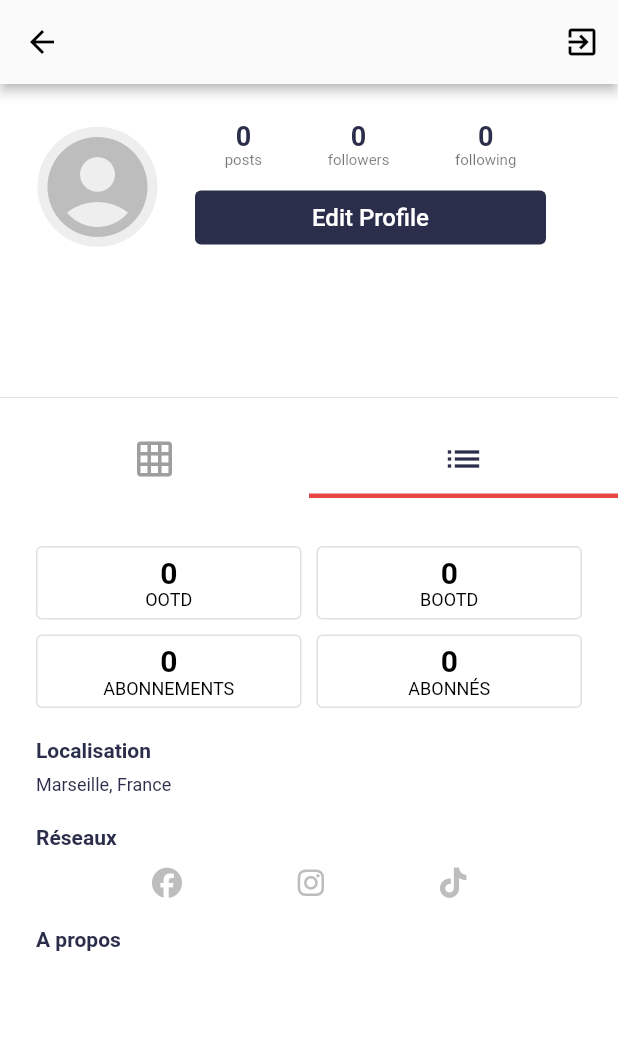
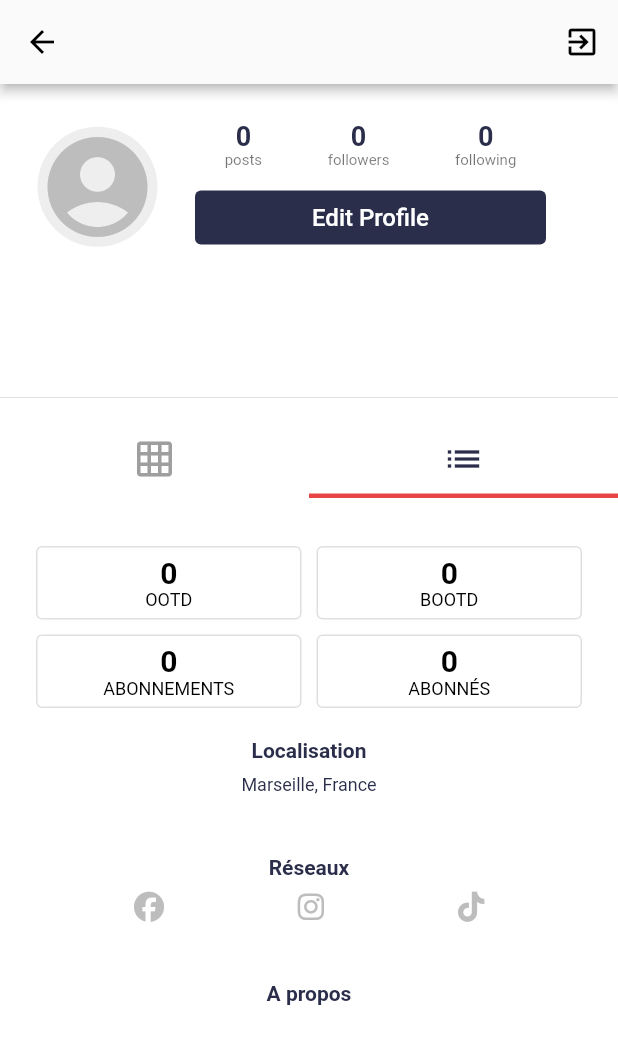
Before and after one commit to Climarxt/BOOTD, a Flutter app: the ProfileScreen screen opened directly, tab 2 chosen, on a phone screen of 412 x 824 dp. Shown: the top 1044 px of the screen. Run offline on Flutter 3.47's test engine with Material 2 defaults, Android fonts, the phone set to English and light mode, and no system bars; our stand-ins replace bloc, cached_network_image, cloud_firestore, equatable, firebase_auth, firebase_core and 10 more; missing offline and left inert: enum_to_string, firebase_helpers; accounts and stored records are empty; network calls fail; Roboto replaces fonts that are missing (Optima); project files that could hold a hidden picture were left out.

Commit message:
Fix - Persistant Profile Gridview - Notif message

```diff
--- a/lib/screens/notifications/widgets/notification_tile.dart
+++ b/lib/screens/notifications/widgets/notification_tile.dart
@@ -55,7 +55,7 @@ class NotificationTile extends StatelessWidget {
   String _getText(Notif notification) {
     switch (notification.type) {
       case NotifType.like:
-        return 'a aimé votre message.';
+        return 'a aimé votre post.';
       case NotifType.comment:
         return 'a commenté votre post.';
       case NotifType.follow:
--- a/lib/screens/profile/profile_screen.dart
+++ b/lib/screens/profile/profile_screen.dart
@@ -47,6 +47,8 @@ class ProfileScreen extends StatefulWidget {
 class _ProfileScreenState extends State<ProfileScreen>
     with SingleTickerProviderStateMixin {
   late TabController _tabController;
+  int _currentIndex = 0;
+
   @override
   void initState() {
     super.initState();
@@ -69,9 +71,19 @@ class _ProfileScreenState extends State<ProfileScreen>
           );
         }
         if (state.status == ProfileStatus.loaded) {
-          return Scaffold(
-              appBar: AppBar(
-                // systemOverlayStyle: SystemUiOverlayStyle.light,
+          return Scaffold(appBar: _buildAppBar(state), body: _buildBody(state));
+        } else {
+          return const Text(
+            'Something went wrong.',
+            style: TextStyle(color: white),
+          );
+        }
+      },
+    );
+  }
+
+  AppBar _buildAppBar(ProfileState state) {
+    return AppBar(
       backgroundColor: mobileBackgroundColor,
       iconTheme: const IconThemeData(
         color: black,
@@ -82,8 +94,13 @@ class _ProfileScreenState extends State<ProfileScreen>
         state.user.username,
         style: const TextStyle(color: black),
       ),
-                actions: [
-                  if (state.isCurrentUser)
+      actions: _buildAppBarActions(state),
+    );
+  }
+
+  List<Widget> _buildAppBarActions(ProfileState state) {
+    if (state.isCurrentUser) {
+      return [
         IconButton(
           icon: const Icon(Icons.exit_to_app),
           onPressed: () {
@@ -92,17 +109,9 @@ class _ProfileScreenState extends State<ProfileScreen>
                 .pushReplacementNamed(LoginScreen.routeName);
           },
         ),
-                ],
-              ),
-              body: _buildBody(state));
-        } else {
-          return const Text(
-            'Something went wrong.',
-            style: TextStyle(color: white),
-          );
+      ];
     }
-      },
-    );
+    return [];
   }
 
   Widget _buildBody(ProfileState state) {
@@ -118,8 +127,17 @@ class _ProfileScreenState extends State<ProfileScreen>
           },
           child: CustomScrollView(
             slivers: [
-              SliverToBoxAdapter(
-                child: Column(
+              SliverToBoxAdapter(child: _buildProfileInfo(state)),
+              SliverToBoxAdapter(child: _buildTabBar(context, state)),
+              SliverFillRemaining(child: _buildIndexedStack(context, state)),
+            ],
+          ),
+        );
+    }
+  }
+
+  Widget _buildProfileInfo(ProfileState state) {
+    return Column(
       children: [
         Padding(
           padding: const EdgeInsets.fromLTRB(24.0, 24.0, 24.0, 0),
@@ -150,10 +168,11 @@ class _ProfileScreenState extends State<ProfileScreen>
           ),
         ),
       ],
-                ),
-              ),
-              SliverToBoxAdapter(
-                child: TabBar(
+    );
+  }
+
+  Widget _buildTabBar(BuildContext context, ProfileState state) {
+    return TabBar(
       controller: _tabController,
       labelColor: Theme.of(context).primaryColor,
       unselectedLabelColor: Colors.grey,
@@ -162,28 +181,41 @@ class _ProfileScreenState extends State<ProfileScreen>
         Tab(icon: Icon(Icons.list, size: 28.0)),
       ],
       indicatorWeight: 3.0,
-                  onTap: (i) => context
+      onTap: (i) {
+        setState(() {
+          _currentIndex = i;
+        });
+        context
             .read<ProfileBloc>()
-                      .add(ProfileToggleGridView(isGridView: i == 0)),
+            .add(ProfileToggleGridView(isGridView: i == 0));
+      },
+    );
+  }
+
+  Widget _buildIndexedStack(BuildContext context, ProfileState state) {
+    return Container(
+      child: IndexedStack(
+        index: _currentIndex,
+        children: [
+          _buildGridView(context, state),
+          _buildListView(context, state),
+        ],
       ),
-              ),
-              state.isGridView
-                  ? SliverGrid(
-                      gridDelegate:
-                          const SliverGridDelegateWithFixedCrossAxisCount(
+    );
+  }
+
+  Widget _buildGridView(BuildContext context, ProfileState state) {
+    return SingleChildScrollView(
+      child: GridView.builder(
+        gridDelegate: const SliverGridDelegateWithFixedCrossAxisCount(
           crossAxisCount: 3,
           mainAxisSpacing: 2.0,
           crossAxisSpacing: 2.0,
         ),
-                      delegate: SliverChildBuilderDelegate(
-                        (context, index) {
+        itemBuilder: (context, index) {
           final post = state.posts[index];
           return GestureDetector(
             onTap: () {},
-                            //  => Navigator.of(context).pushNamed(
-                            //   CommentsScreen.routeName,
-                            //   arguments: CommentsScreenArgs(post: post!),
-                            // ),
             child: CachedNetworkImage(
               fadeInDuration: const Duration(microseconds: 0),
               fadeOutDuration: const Duration(microseconds: 0),
@@ -194,68 +226,63 @@ class _ProfileScreenState extends State<ProfileScreen>
             ),
           );
         },
-                        childCount: state.posts.length,
+        itemCount: state.posts.length,
+        shrinkWrap: true,
+        physics: NeverScrollableScrollPhysics(),
       ),
-                    )
-                  : SliverToBoxAdapter(
+    );
+  }
+
+  Widget _buildListView(BuildContext context, ProfileState state) {
+    return SingleChildScrollView(
       child: Column(
         children: [
-                          Padding(
-                            padding:
-                                const EdgeInsets.fromLTRB(24.0, 32.0, 24.0, 0),
-                            child: ListView(
-                              physics: NeverScrollableScrollPhysics(),
-                              shrinkWrap: true,
-                              children: [
-                                // 4 buttons
-                                Column(
+          _buildButtonsSection(state),
+          _buildLocationSection(),
+          _buildSocialNetworksSection(),
+          _buildAboutSection(state),
+        ],
+      ),
+    );
+  }
+
+  Widget _buildButtonsSection(ProfileState state) {
+    return Padding(
+      padding: const EdgeInsets.fromLTRB(24.0, 32.0, 24.0, 0),
+      child: Column(
         mainAxisAlignment: MainAxisAlignment.center,
         children: [
-                                    Row(
-                                      mainAxisAlignment:
-                                          MainAxisAlignment.spaceAround,
+          _buildTwoButtons(state.posts.length, "OOTD", 0, "BOOTD"),
+          const SizedBox(
+            height: 10,
+          ),
+          _buildTwoButtons(state.user.following, "ABONNEMENTS", state.user.followers, "ABONNÉS"),
+        ],
+      ),
+    );
+  }
+
+  Widget _buildTwoButtons(int count1, String label1, int count2, String label2) {
+    return Row(
+      mainAxisAlignment: MainAxisAlignment.spaceAround,
       children: [
-                                        Expanded(
-                                            child: buildButton(
-                                                state.posts.length, "OOTD")),
+        Expanded(child: buildButton(count1, label1)),
         const SizedBox(
           width: 10,
         ),
-                                        Expanded(
-                                            child: buildButton(0, "BOOTD")),
+        Expanded(child: buildButton(count2, label2)),
       ],
-                                    ),
-                                    const SizedBox(
-                                      height: 10,
-                                    ),
-                                    Row(
-                                      mainAxisAlignment:
-                                          MainAxisAlignment.spaceAround,
+    );
+  }
+
+  Widget _buildLocationSection() {
+    return Padding(
+      padding: const EdgeInsets.symmetric(vertical: 20.0),
+      child: Column(
         children: [
-                                        Expanded(
-                                            child: buildButton(
-                                                state.user.following,
-                                                "ABONNEMENTS")),
-                                        const SizedBox(
-                                          width: 10,
-                                        ),
-                                        Expanded(
-                                            child: buildButton(
-                                                state.user.followers,
-                                                "ABONNÉS")),
-                                      ],
-                                    ),
-                                  ],
-                                ),
-                                const SizedBox(
-                                  height: 20,
-                                ),
-                                // Localisation
           const Text(
             "Localisation",
-                                  style: TextStyle(
-                                      fontSize: 14,
-                                      fontWeight: FontWeight.bold),
+            style: TextStyle(fontSize: 14, fontWeight: FontWeight.bold),
           ),
           const SizedBox(
             height: 8,
@@ -264,55 +291,44 @@ class _ProfileScreenState extends State<ProfileScreen>
             "Marseille, France",
             style: TextStyle(fontSize: 12),
           ),
-                                const SizedBox(
-                                  height: 20,
+        ],
       ),
-                                // Réseaux
+    );
+  }
+
+  Widget _buildSocialNetworksSection() {
+    return Padding(
+      padding: const EdgeInsets.symmetric(vertical: 20.0),
+      child: Column(
+        children: [
           const Text(
             "Réseaux",
-                                  style: TextStyle(
-                                      fontSize: 14,
-                                      fontWeight: FontWeight.bold),
+            style: TextStyle(fontSize: 14, fontWeight: FontWeight.bold),
           ),
           const SizedBox(
             height: 8,
           ),
           Row(
-                                  mainAxisAlignment:
-                                      MainAxisAlignment.spaceEvenly,
-                                  children: [
-                                    Container(
-                                      margin: const EdgeInsets.only(top: 4),
-                                      child: const FaIcon(
-                                          FontAwesomeIcons.facebook,
-                                          color: grey,
-                                          size: 20),
-                                    ),
-                                    Container(
-                                      margin: const EdgeInsets.only(top: 4),
-                                      child: const FaIcon(
-                                          FontAwesomeIcons.instagram,
-                                          color: grey,
-                                          size: 20),
-                                    ),
-                                    Container(
-                                      margin: const EdgeInsets.only(top: 4),
-                                      child: const FaIcon(
-                                          FontAwesomeIcons.tiktok,
-                                          color: grey,
-                                          size: 20),
+            mainAxisAlignment: MainAxisAlignment.spaceEvenly,
+            children: const [
+              FaIcon(FontAwesomeIcons.facebook, color: grey, size: 20),
+              FaIcon(FontAwesomeIcons.instagram, color: grey, size: 20),
+              FaIcon(FontAwesomeIcons.tiktok, color: grey, size: 20),
+            ],
           ),
         ],
       ),
-                                const SizedBox(
-                                  height: 20,
-                                ),
-                                // A propos
+    );
+  }
+
+  Widget _buildAboutSection(ProfileState state) {
+    return Padding(
+      padding: const EdgeInsets.symmetric(vertical: 20.0),
+      child: Column(
+        children: [
           const Text(
             "A propos",
-                                  style: TextStyle(
-                                      fontSize: 14,
-                                      fontWeight: FontWeight.bold),
+            style: TextStyle(fontSize: 14, fontWeight: FontWeight.bold),
           ),
           const SizedBox(
             height: 8,
@@ -323,13 +339,6 @@ class _ProfileScreenState extends State<ProfileScreen>
           ),
         ],
       ),
-                          ),
-                        ],
-                      ),
-                    ),
-            ],
-          ),
     );
   }
 }
-}
```
Lines whose indentation alone changed are shown as unchanged.
